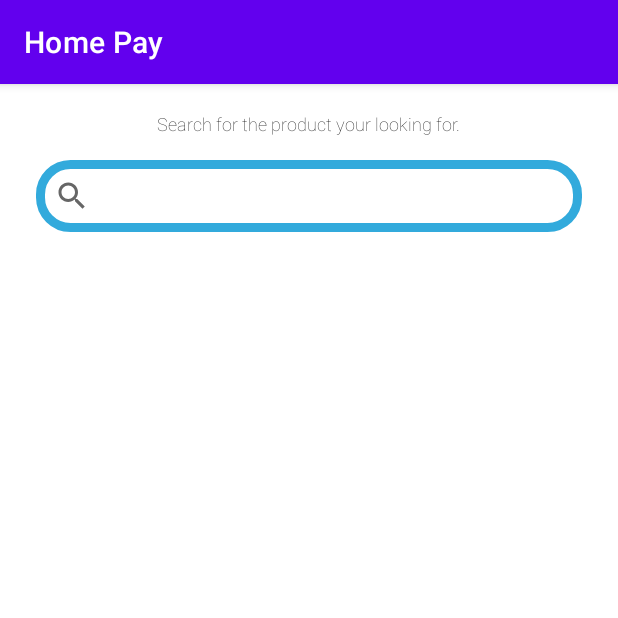
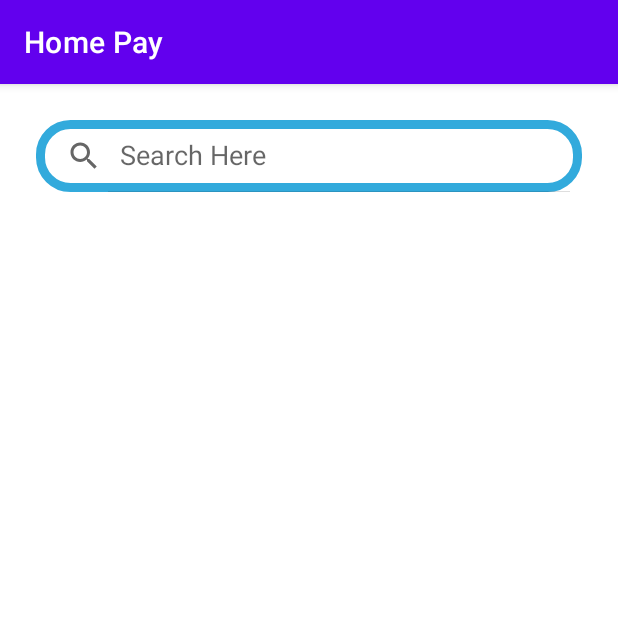
Before and after one commit to GollaSaiVenkatesh/Best_Pay, an Android app: the screen it shows after launch (AnotherActivity), on a phone screen of 412 x 824 dp, the top half of it. Run offline under Robolectric (Android 15) with nearby library versions, the light colour scheme and no system bars.

Commit message:
improving search view ui

```diff
--- a/app/src/main/java/com/example/Best_Pay/AnotherActivity.kt
+++ b/app/src/main/java/com/example/Best_Pay/AnotherActivity.kt
@@ -11,7 +11,7 @@ class AnotherActivity : AppCompatActivity() {
         val actionBar= supportActionBar
         actionBar!!.title="Home Pay"
 
-        val searchEvent=findViewById<SearchView>(R.id.search_bar)
+
 
 
 
--- a/app/src/main/res/layout/activity_another.xml
+++ b/app/src/main/res/layout/activity_another.xml
@@ -9,23 +9,12 @@
     android:gravity="center"
     tools:context=".AnotherActivity">
 
-    <TextView
-        android:layout_width="250dp"
-        android:layout_height="wrap_content"
-        android:layout_gravity="center"
-        android:layout_marginTop="10dp"
-        android:text="Search for the product your looking for."
-        android:fontFamily="sans-serif-thin"
-        android:gravity="center"
-        android:textSize="12dp"
-        android:textColor="@color/black"
-        />
     <SearchView android:id="@+id/search_bar"
         android:layout_width="match_parent"
         android:layout_height="wrap_content"
         android:layout_margin="16dp"
-        android:hint="Search for the product your looking for..."
-
+        android:queryHint="Search Here"
+        android:iconifiedByDefault="false"
         android:background="@drawable/custom_background"
         />
     <ListView android:id="@+id/list_item"
--- a/app/src/main/res/values/strings.xml
+++ b/app/src/main/res/values/strings.xml
@@ -1,3 +1,4 @@
 <resources>
     <string name="app_name">Best Pay</string>
+    <string name="search_hint">Search Here</string>
 </resources>
--- /dev/null
+++ b/app/src/main/res/xml/searchable.xml
@@ -0,0 +1,5 @@
+<?xml version="1.0" encoding="utf-8"?>
+<searchable xmlns:android="http://schemas.android.com/apk/res/android"
+    android:label="@string/app_name"
+    android:hint="@string/search_hint" >
+</searchable>
```
Also changed, not shown: app/src/main/AndroidManifest.xml (+9 -3 lines), app/src/main/java/com/example/Best_Pay/SearchableActivity.kt (added, +12 -0 lines), app/src/main/res/layout/activity_searchable.xml (added, +9 -0 lines).
